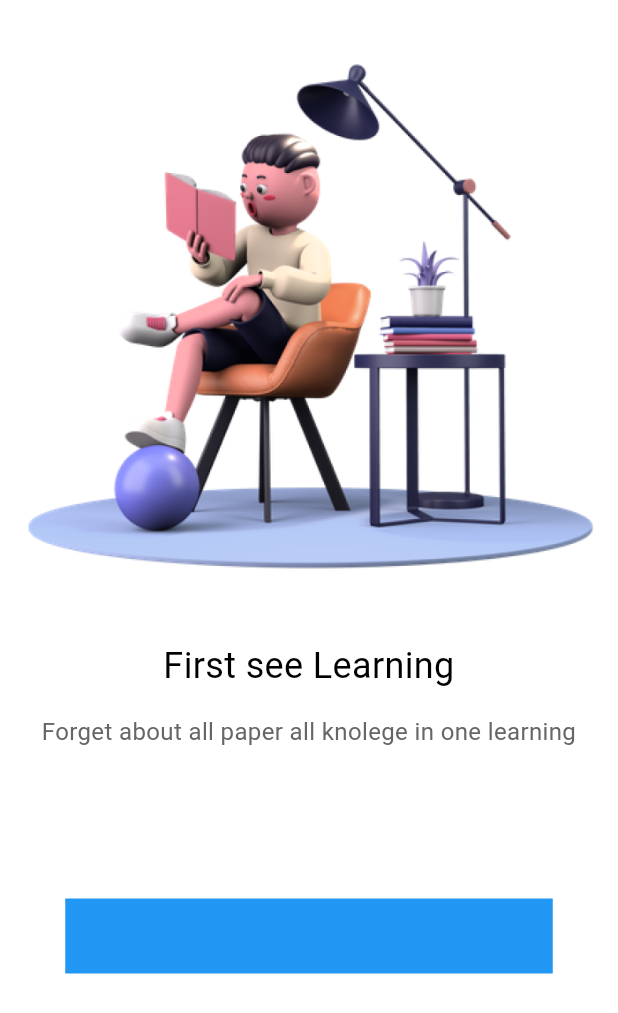
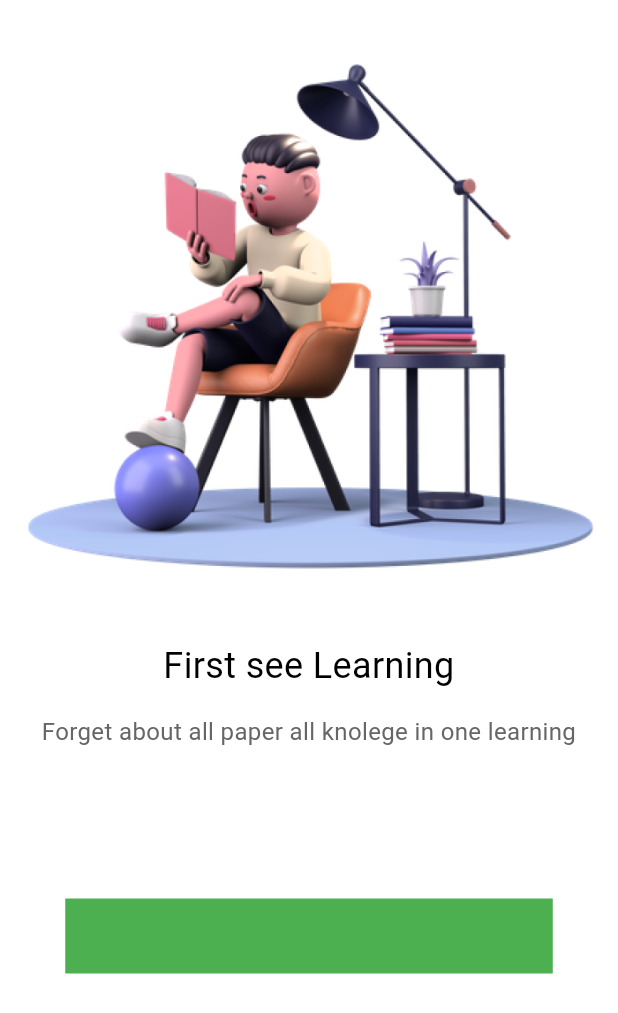
Before and after one commit to AbilioN/onlineCourse, a Flutter app: the screen it shows after launch, on a phone screen of 412 x 824 dp. Shown: the top 1013 px of the screen. Run offline on Flutter 3.47's test engine with Material 3 defaults, Android fonts, the phone set to English and light mode, and no system bars; our stand-ins replace flutter_riverpod.

Commit message:
fix before

```diff
--- a/lib/pages/welcome/widgets.dart
+++ b/lib/pages/welcome/widgets.dart
@@ -39,14 +39,14 @@ class OnboardingPageOne extends StatelessWidget {
 }
 
 class _NextButton extends StatelessWidget {
-  const _NextButton({super.key});
+  const _NextButton();
 
   @override
   Widget build(BuildContext context) {
     return Container(
       width: 325,
       height: 50,
-      color: Colors.blue,
+      color: Colors.green,
       margin: const EdgeInsets.only(
         top: 100,
         left: 25,
```
